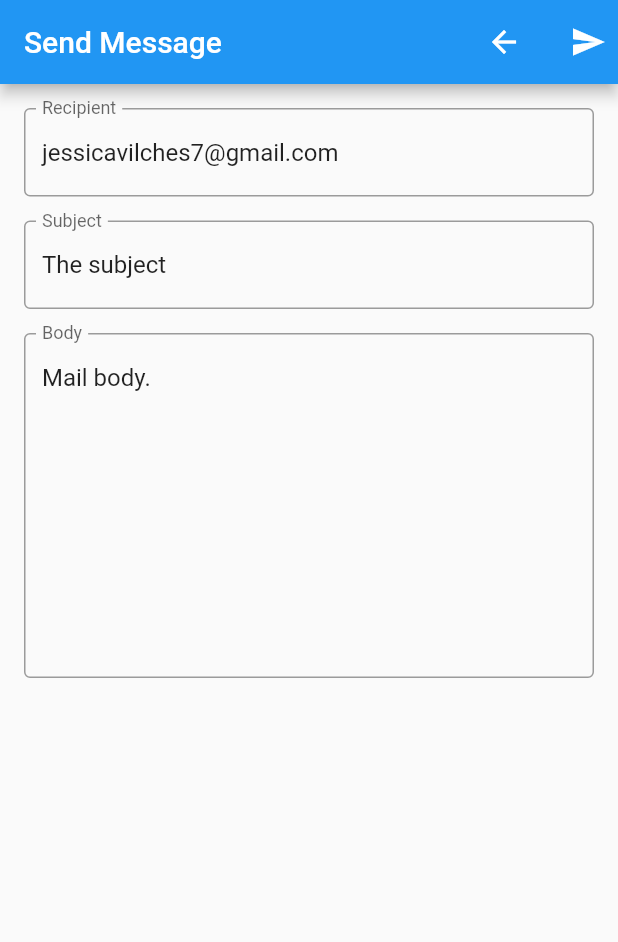
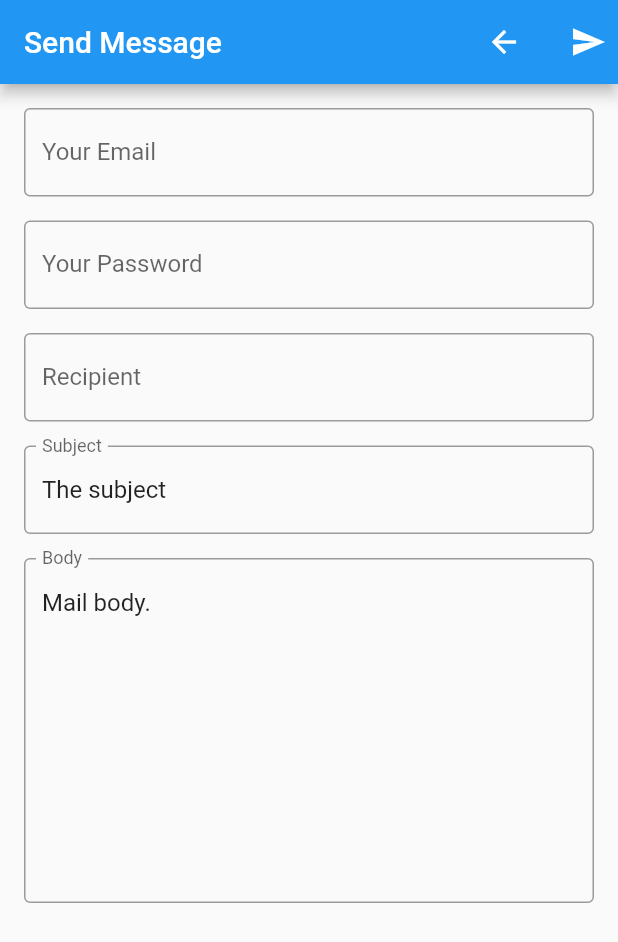
Before and after one commit to jessicavilches/spotbuddy_1, a Flutter app: the DetailPage screen opened directly with empty values, after a tap on "Reach out!", on a phone screen of 412 x 824 dp. Shown: the top 942 px of the screen. Run offline on Flutter 3.47's test engine with Material 2 defaults, Android fonts, the phone set to English and light mode, and no system bars; our stand-ins replace cloud_firestore, firebase_analytics, firebase_auth, google_maps_flutter, location, rxdart; missing offline and left inert: geoflutterfire, mailer; accounts and stored records are empty.

Commit message:
with email page basically done

```diff
--- a/lib/crud.dart
+++ b/lib/crud.dart
@@ -27,6 +27,11 @@ class crudMethods {
   Future<void> getName(String uId) async {
     DocumentSnapshot document = await Firestore.instance.collection("Users").document(uId).get();
     globals.eName = document.data['fullName'];
+  }
+
+  Future<void> getEmail(String uId) async {
+    DocumentSnapshot document = await Firestore.instance.collection("Users").document(uId).get();
+    globals.eName = document.data['email'];
   }
 
   Future<void> getCity(String uId) async {
--- a/lib/email.dart
+++ b/lib/email.dart
@@ -3,6 +3,7 @@ import 'dart:io';
 
 import 'package:flutter/material.dart';
 import 'home.dart' as home;
+import 'globals.dart' as globals;
 
 import 'package:mailer/mailer.dart';
 import 'package:mailer/smtp_server.dart';
@@ -14,8 +15,16 @@ class sendEmail extends StatefulWidget {
 
 class _sendEmail extends State<sendEmail> {
 
+  final _userEmail = TextEditingController(
+    text: globals.email,
+  );
+
+  final _userPassword = TextEditingController(
+    text: '',
+  );
+
   final _recipientController = TextEditingController(
-    text: 'jessicavilches7@gmail.com',
+    text: globals.matchEmail,
   );
 
   final _subjectController = TextEditingController(text: 'The subject');
@@ -65,6 +74,27 @@ class _sendEmail extends State<sendEmail> {
                   Padding(
                     padding: EdgeInsets.all(8.0),
                     child: TextField(
+                      controller: _userEmail,
+                      decoration: InputDecoration(
+                        border: OutlineInputBorder(),
+                        labelText: 'Your Email',
+                      ),
+                    ),
+                  ),
+                  Padding(
+                    padding: EdgeInsets.all(8.0),
+                    child: TextField(
+                      controller: _userPassword,
+                      decoration: InputDecoration(
+                        border: OutlineInputBorder(),
+                        labelText: 'Your Password',
+                      ),
+                      obscureText: true,
+                    ),
+                  ),
+                  Padding(
+                    padding: EdgeInsets.all(8.0),
+                    child: TextField(
                       controller: _recipientController,
                       decoration: InputDecoration(
                         border: OutlineInputBorder(),
@@ -102,9 +132,9 @@ class _sendEmail extends State<sendEmail> {
 
 
   send_email() async {
-    String username = 'jessicavilches7@gmail.com';
-    String password = '';
-    final smtpServer = gmail(username, password);
+    //String username = 'jessicavilches7@gmail.com';
+    //String password = '';
+    final smtpServer = gmail(_userEmail.text, _userPassword.text);
     // Use the SmtpServer class to configure an SMTP server:
     // final smtpServer = new SmtpServer('smtp.domain.com');
     // See the named arguments of SmtpServer for further configuration
@@ -112,7 +142,7 @@ class _sendEmail extends State<sendEmail> {
 
     // Create our message.
     final message = new Message()
-      ..from = new Address(username, 'Your name')
+      ..from = new Address(_userEmail.text, 'Your name')
       ..recipients.add(_recipientController.text)
     //..ccRecipients.addAll(['destCc1@example.com', 'destCc2@example.com'])
     //..bccRecipients.add(new Address('bccAddress@example.com'))
@@ -142,7 +172,7 @@ class _sendEmail extends State<sendEmail> {
     // `new Address('destination@example.com')` is equivalent to
     // adding the mail address as `String`.
     final equivalentMessage = new Message()
-      ..from = new Address(username, 'Your name')
+      ..from = new Address(_userEmail.text, 'Your name')
       ..recipients.add(_recipientController.toString())
      // ..ccRecipients.addAll([new Address('destCc1@example.com'), 'destCc2@example.com'])
       //..bccRecipients.add('bccAddress@example.com')
--- a/lib/feed.dart
+++ b/lib/feed.dart
@@ -50,6 +50,11 @@ class _ListPageState extends State<ListPage> {
     Navigator.push(context, MaterialPageRoute(builder: (context) => DetailPage(ride: ride,)));
   }
 
+  navigateToFindBuddy() {
+    HomePage hp = new HomePage();
+    Navigator.push(context, MaterialPageRoute(builder: (context) => HomePage()));
+
+  }
 
   @override
   initState() {
@@ -141,6 +146,8 @@ class _DetailPageState extends State<DetailPage>{
   @override
   Widget build(BuildContext context){
     //sendEmail sendemail = new sendEmail();
+    globals.matchEmail = widget.ride.data["email"];
+
     return Scaffold (
       appBar: AppBar(
         title: Text((widget.ride.data["name"])),
--- a/lib/globals.dart
+++ b/lib/globals.dart
@@ -8,6 +8,9 @@ var profile_scale = 10;
 var screen_width = 400.0;
 var background_blue = Colors.lightBlue.withOpacity(0.2);
 var box_border = Colors.blueAccent;
+
+String userEmail = '';
+String matchEmail = '';
 
 List<DocumentSnapshot> matchingUsers = new List(); /////new line for matching users
 
@@ -22,6 +25,7 @@ String eInterest2 = "";
 String eInterest3 = "";
 String eInterest4 = "";
 String eInterest5 = "";
+String email = "";
 
 bool registeredSuccessfully;
 bool loggedSuccessfully;
@@ -32,6 +36,11 @@ crudMethods crudObj = new crudMethods();
 void getAge() async {
   await crudObj.getAge(get_userID());
 }
+
+void getEmail() async {
+  await crudObj.getEmail(get_userID());
+}
+
 void getCity() async {
   await crudObj.getCity(get_userID());
 }
--- a/lib/home.dart
+++ b/lib/home.dart
@@ -64,6 +64,7 @@ class _HomePageState extends State<HomePage>{
     await globals.getAge();
     await globals.getCity();
     await globals.getName();
+    await globals.getEmail();
     setState(() {
       currentPage = usermgt;
       currentTab = 0;
--- a/lib/login_page.dart
+++ b/lib/login_page.dart
@@ -61,6 +61,9 @@ class _LoginPageState extends State<LoginPage> {
     await crudObj.getInterest5(globals.get_userID());
   }
 
+  void getEmail() async {
+    await crudObj.getEmail(globals.get_userID());
+  }
 
   void validateAndSubmit() async {
     if (validateAndSave()) {
@@ -68,6 +71,7 @@ class _LoginPageState extends State<LoginPage> {
         if (_formType == FormType.login) {
           FirebaseUser user = await FirebaseAuth.instance
               .signInWithEmailAndPassword(email: _email, password: _password);
+          globals.email = _email;
           print('Signed in: ${user.uid}');
           globals.loggedSuccessfully = true;
           globals.set_userID(user.uid);
@@ -79,6 +83,7 @@ class _LoginPageState extends State<LoginPage> {
           await getInterest3();
           await getInterest4();
           await getInterest5();
+          //await getEmail();
           print("At log in, the age is: ");
           print(globals.eAge);
           //Navigator.of(context).pop();
--- a/lib/map.dart
+++ b/lib/map.dart
@@ -155,6 +155,7 @@ class FireMapState extends State<FireMap> {
       'i3' : globals.eInterest3,
       'i4' : globals.eInterest4,
       'i5' : globals.eInterest5,
+      'email' : globals.email,
     });
   }
 
--- a/lib/user_mgt2.dart
+++ b/lib/user_mgt2.dart
@@ -29,6 +29,7 @@ class _UserMgt extends State<UserMgt>  {
   String _interest5;
   String _city;
   String _mode;
+  String _email;
 
   FormType _formType = FormType.edit;
   crudMethods crudObj = new crudMethods();
@@ -106,6 +107,12 @@ List<Widget> buildInputs() {
         onSaved: (value) => _city = value,
       ),
       new TextFormField(
+        initialValue: globals.email,
+        decoration: new InputDecoration(labelText: 'Email Address'),
+        validator: (value) => value.isEmpty ? 'Email address can\'t be empty' : null,
+        onSaved: (value) => _email = value,
+      ),
+      new TextFormField(
         initialValue: globals.eInterest1,
         decoration: new InputDecoration(labelText: 'Interest 1'),
         validator: (value) => value.isEmpty ? 'Interest can\'t be empty' : null,
@@ -164,6 +171,7 @@ List<Widget> buildInputs() {
         'fullName': this._fullName,
         'city': this._city,
         'age': this._age,
+        'email': this._email,
         'interest1': this._interest1,
         'interest2': this._interest2,
         'interest3': this._interest3,
```
Also changed, not shown: 1 other file.
